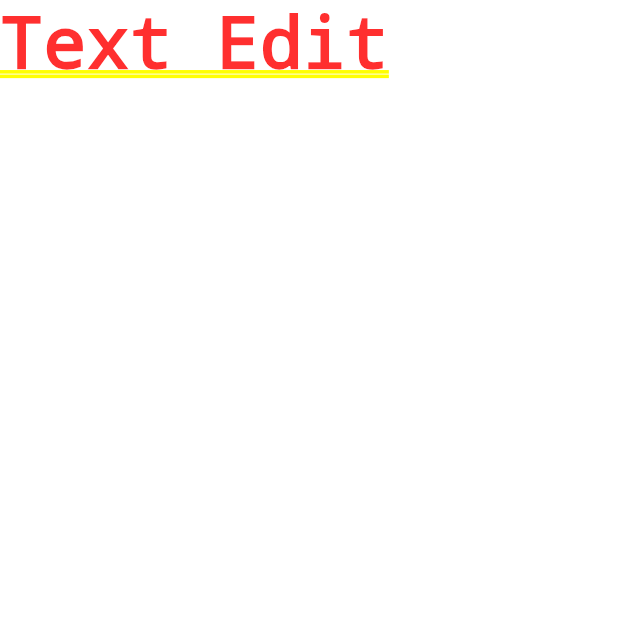
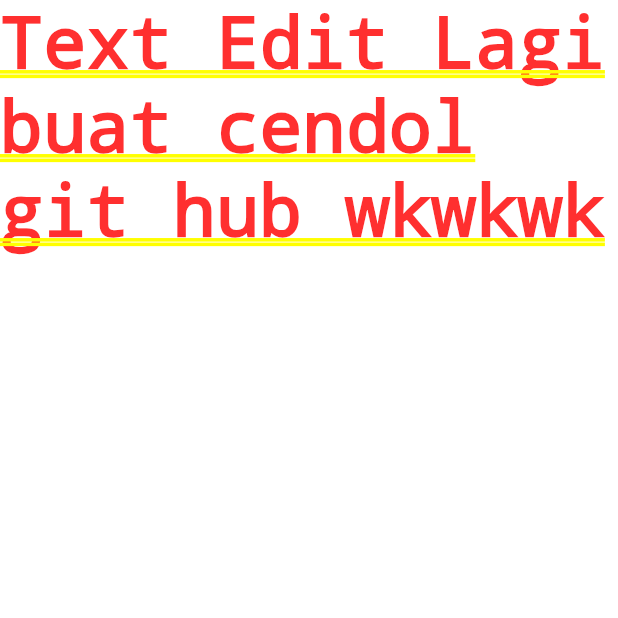
Before and after one commit to fadillaoegi/Dil-findKoss, a Flutter app: the screen it shows after launch, on a phone screen of 412 x 824 dp, the top half of it. Run offline on Flutter 3.47's test engine with Material 2 defaults, Android fonts, the light colour scheme and no system bars.

Commit message:
break cendol

```diff
--- a/lib/main.dart
+++ b/lib/main.dart
@@ -15,6 +15,6 @@
         theme: ThemeData(
           primarySwatch: Colors.blue,
         ),
-        home: Text("Text Edit"));
+        home: Text("Text Edit Lagi buat cendol git hub wkwkwk"));
   }
 }
```
